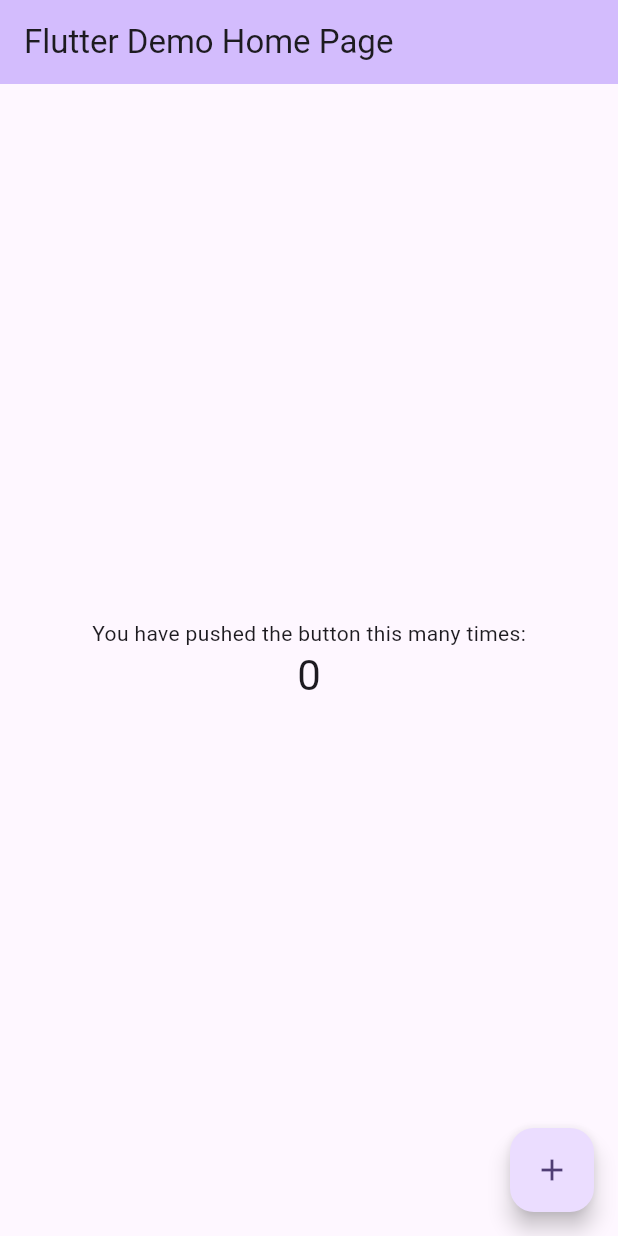
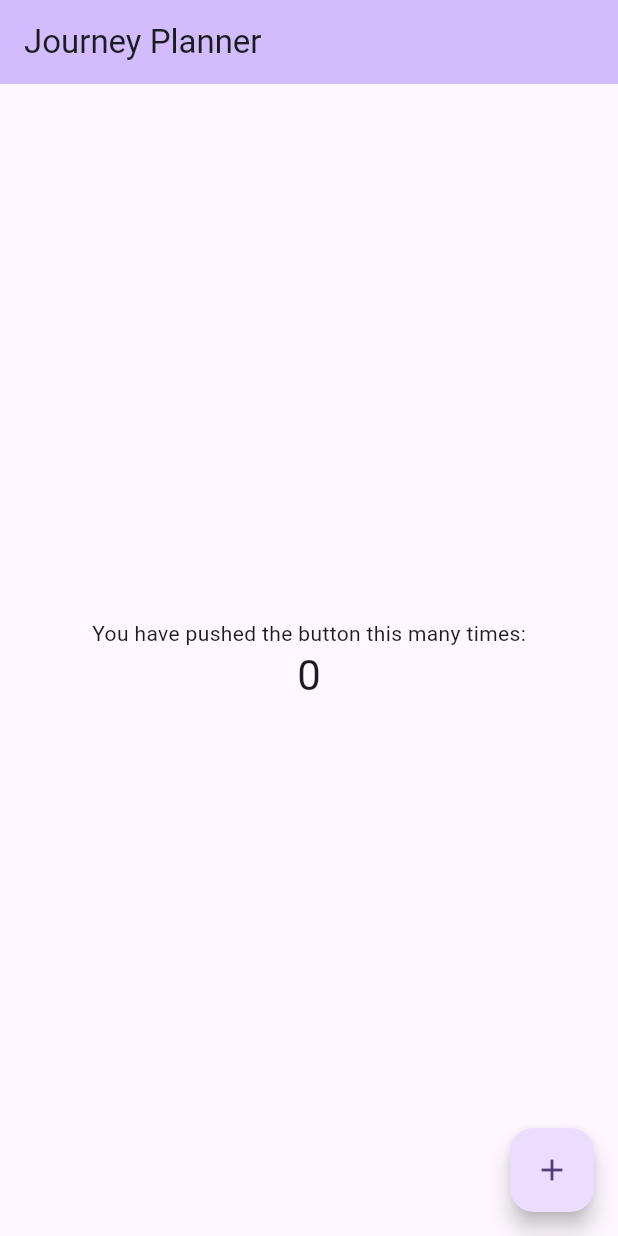
Before and after one commit to schaerfo/journeyplanner, a Flutter app: the screen it shows after launch, on a phone screen of 412 x 824 dp. Run offline on Flutter 3.47's test engine with Material 2 defaults, Android fonts, the phone set to English and light mode, and no system bars.

Commit message:
✨ Change app title

```diff
--- a/lib/main.dart
+++ b/lib/main.dart
@@ -14,7 +14,7 @@ class MyApp extends StatelessWidget {
   @override
   Widget build(BuildContext context) {
     return MaterialApp(
-      title: 'Flutter Demo',
+      title: 'Journey Planner',
       theme: ThemeData(
         // This is the theme of your application.
         //
@@ -34,7 +34,7 @@ class MyApp extends StatelessWidget {
         colorScheme: ColorScheme.fromSeed(seedColor: Colors.deepPurple),
         useMaterial3: true,
       ),
-      home: const MyHomePage(title: 'Flutter Demo Home Page'),
+      home: const MyHomePage(title: 'Journey Planner'),
     );
   }
 }
```
